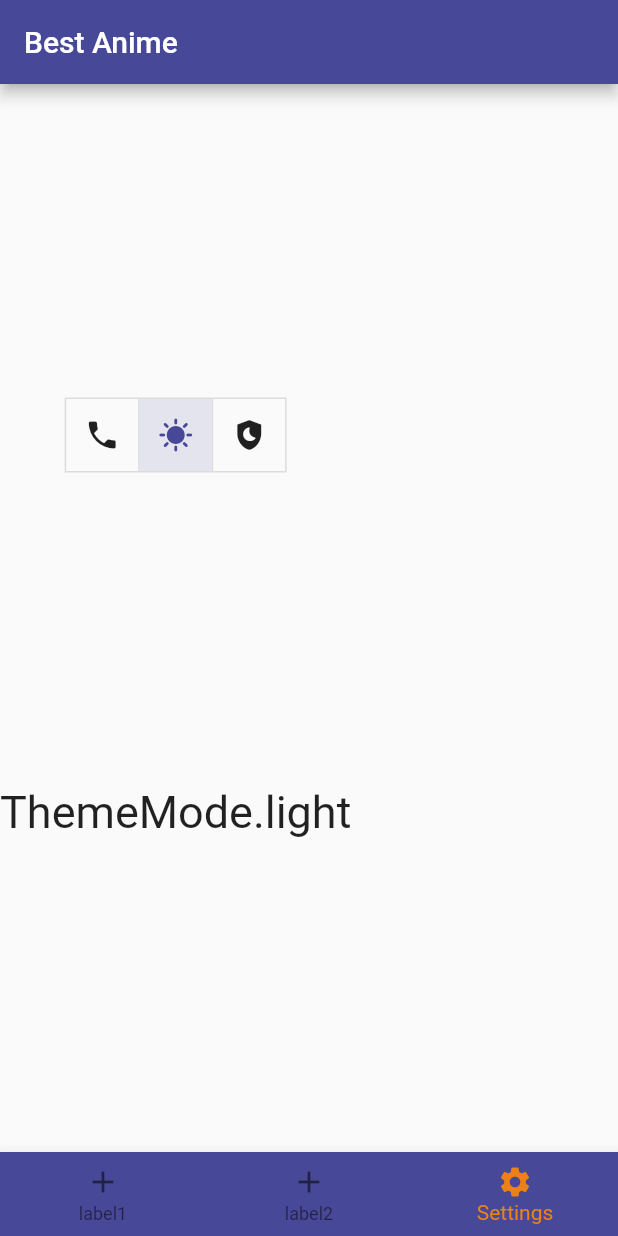
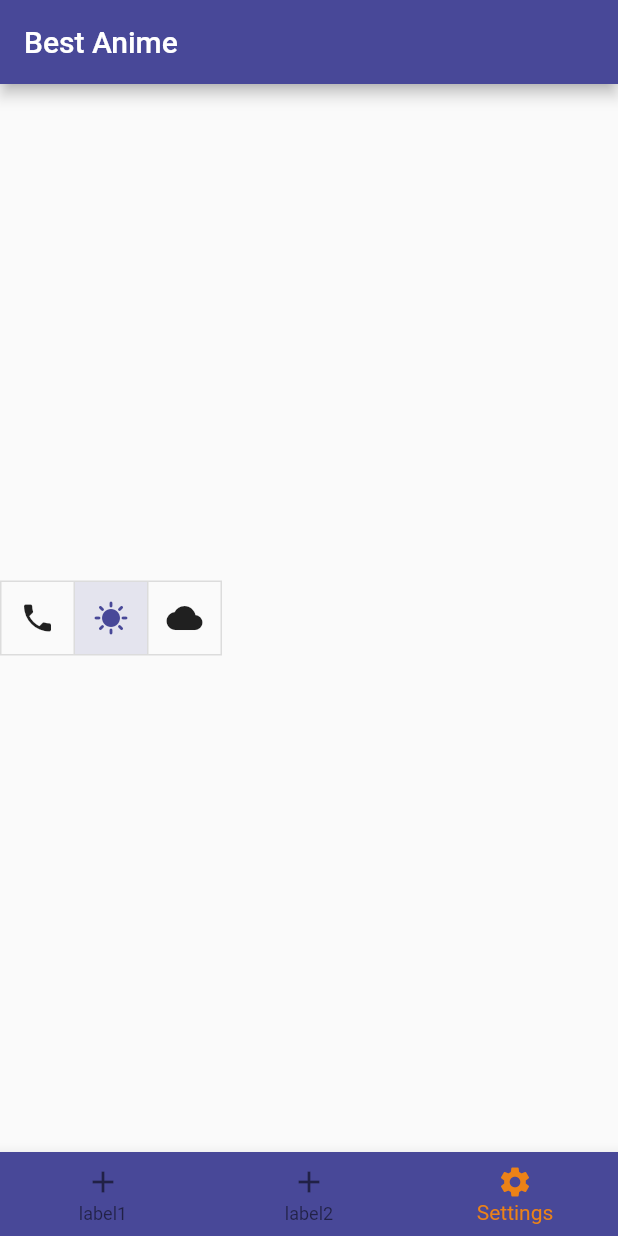
Before and after one commit to NataliyaKoval/anime_new, a Flutter app: the screen it shows after launch, item 3 of the bottom bar chosen, after a tap on the "sunny" icon, on a phone screen of 412 x 824 dp. Run offline on Flutter 3.47's test engine with Material 2 defaults, Android fonts, the phone set to English and light mode, and no system bars; our stand-ins replace shared_preferences; missing offline and left inert: enum_to_string.

Commit message:
refactoring: move AppPreferences to a separated file, change 'theme' to 'themeMode'

```diff
--- /dev/null
+++ b/lib/database/app_preferences.dart
@@ -0,0 +1,22 @@
+import 'package:enum_to_string/enum_to_string.dart';
+import 'package:flutter/material.dart';
+import 'package:provider/provider.dart';
+import 'package:shared_preferences/shared_preferences.dart';
+
+import '../providers/theme_provider.dart';
+
+class AppPreferences {
+  Future<void> setThemeMode(int index, BuildContext context) async {
+    ThemeMode themeMode = index == 0 ? ThemeMode.system : (index == 1 ? ThemeMode.light : ThemeMode.dark);
+    SharedPreferences prefs = await SharedPreferences.getInstance();
+    String themeModeString = EnumToString.convertToString(themeMode);
+    prefs.setString("theme", themeModeString);
+    context.read<ThemeProvider>().themeMode = themeMode;
+  }
+
+  Future<void> syncThemeMode(BuildContext context) async {
+    SharedPreferences prefs = await SharedPreferences.getInstance();
+    context.read<ThemeProvider>().themeMode = EnumToString.fromString(
+        ThemeMode.values, prefs.getString("theme") ?? "system")!;
+  }
+}
--- a/lib/main.dart
+++ b/lib/main.dart
@@ -3,14 +3,13 @@ import 'package:anime_new/screens/home.dart';
 import 'package:anime_new/themes/theme_data.dart';
 import 'package:flutter/material.dart';
 import 'package:provider/provider.dart';
-import 'package:shared_preferences/shared_preferences.dart';
+
+import 'database/app_preferences.dart';
 
 void main() {
-  runApp(MultiProvider(
-      providers: [
-        ChangeNotifierProvider<ThemeProvider>(create: (_) => ThemeProvider()),
-      ],
-      child: const MyApp()));
+  runApp(MultiProvider(providers: [
+    ChangeNotifierProvider<ThemeProvider>(create: (_) => ThemeProvider()),
+  ], child: const MyApp()));
 }
 
 class MyApp extends StatefulWidget {
@@ -19,28 +18,24 @@ class MyApp extends StatefulWidget {
   @override
   State<MyApp> createState() => _MyAppState();
 
-  static _MyAppState of(BuildContext context) =>
-      context.findAncestorStateOfType<_MyAppState>()!;
+  // static _MyAppState of(BuildContext context) =>
+  //     context.findAncestorStateOfType<_MyAppState>()!;
 }
 
 class _MyAppState extends State<MyApp> {
-
   @override
   Widget build(BuildContext context) {
+    AppPreferences appPreferences = AppPreferences();
+
     return MaterialApp(
       title: 'Anime',
       theme: AppTheme().lightTheme,
       darkTheme: AppTheme().darkTheme,
-      themeMode: context.watch<ThemeProvider>().getTheme(),
+      themeMode: context.watch<ThemeProvider>().themeMode,
       home: FutureBuilder(
-        future: _syncTheme(context),
+        future: appPreferences.syncThemeMode(context),
         builder: (context, snapshot) => const Home(),
       ),
     );
   }
-
-  Future<void> _syncTheme(BuildContext context) async {
-    SharedPreferences _prefs = await SharedPreferences.getInstance();
-    context.read<ThemeProvider>().theme = _prefs.getString("theme") ?? "system";
-  }
 }
--- a/lib/providers/theme_provider.dart
+++ b/lib/providers/theme_provider.dart
@@ -1,23 +1,12 @@
 import 'package:flutter/material.dart';
 
 class ThemeProvider extends ChangeNotifier {
-  String _theme = 'system';
+  ThemeMode _themeMode = ThemeMode.system;
 
-  String get theme => _theme;
+  ThemeMode get themeMode => _themeMode;
 
-  set theme(String value) {
-    _theme = value;
+  set themeMode(ThemeMode value) {
+    _themeMode = value;
     notifyListeners();
   }
-
-  ThemeMode getTheme() {
-    switch (_theme) {
-      case "light":
-        return ThemeMode.light;
-      case "dark":
-        return ThemeMode.dark;
-      default:
-        return ThemeMode.system;
-    }
-  }
 }
--- a/lib/screens/home.dart
+++ b/lib/screens/home.dart
@@ -1,10 +1,5 @@
 import 'package:anime_new/screens/settings_screen.dart';
 import 'package:flutter/material.dart';
-import 'package:provider/provider.dart';
-import 'package:shared_preferences/shared_preferences.dart';
-import '../main.dart';
-import '../providers/theme_provider.dart';
-import '../widgets/settings_drawer.dart';
 
 class Home extends StatefulWidget {
   const Home({Key? key}) : super(key: key);
@@ -19,7 +14,7 @@ class _HomeState extends State<Home> {
   static final List<Widget> _widgetOptions = <Widget>[
     Container(color: Colors.redAccent,),
     Container(color: Colors.blueAccent,),
-    SettingsScreen(),
+    const SettingsScreen(),
   ];
 
   @override
--- a/lib/screens/settings_screen.dart
+++ b/lib/screens/settings_screen.dart
@@ -1,7 +1,7 @@
 import 'package:flutter/material.dart';
 import 'package:provider/provider.dart';
-import 'package:shared_preferences/shared_preferences.dart';
 
+import '../database/app_preferences.dart';
 import '../providers/theme_provider.dart';
 
 class SettingsScreen extends StatefulWidget {
@@ -14,57 +14,28 @@ class SettingsScreen extends StatefulWidget {
 class _SettingsScreenState extends State<SettingsScreen> {
   @override
   Widget build(BuildContext context) {
-    ThemeProvider _themeWatcher = context.watch<ThemeProvider>();
+    ThemeProvider themeWatcher = context.watch<ThemeProvider>();
+    AppPreferences appPreferences = AppPreferences();
 
     return Container(
       child: Column(
         mainAxisAlignment: MainAxisAlignment.spaceEvenly,
         children: [
-          // IconButton(
-          //   onPressed: () {
-          //     _themeWatcher.theme == "light";
-          //   },
-          //   icon: const Icon(
-          //     Icons.sunny,
-          //     size: 50,
-          //   ),
-          // ),
-          // IconButton(
-          //   onPressed: () {
-          //     _themeWatcher.theme == "dark";
-          //   },
-          //   icon: const Icon(
-          //     Icons.cloud,
-          //     size: 50,
-          //   ),
-          // ),
           ToggleButtons(
+            isSelected: [
+              themeWatcher.themeMode == ThemeMode.system,
+              themeWatcher.themeMode == ThemeMode.light,
+              themeWatcher.themeMode == ThemeMode.dark,
+            ],
+            onPressed: (index) async => await appPreferences.setThemeMode(index, context),
             children: const [
               Icon(Icons.phone),
               Icon(Icons.sunny),
-              Icon(Icons.shield_moon),
+              Icon(Icons.cloud),
             ],
-            isSelected: [
-              _themeWatcher.theme == "system",
-              _themeWatcher.theme == "light",
-              _themeWatcher.theme == "dark",
-            ],
-            onPressed: (index) async => await _setTheme(index, context),
-          ),
-          Text(
-            _themeWatcher.getTheme().toString(),
-            style: const TextStyle(fontSize: 30.0),
-            textAlign: TextAlign.center,
           ),
         ],
       ),
     );
   }
-
-  Future<void> _setTheme(int index, BuildContext context) async {
-    String _theme = index == 0 ? "system" : (index == 1 ? "light" : "dark");
-    SharedPreferences _prefs = await SharedPreferences.getInstance();
-    _prefs.setString("theme", _theme);
-    context.read<ThemeProvider>().theme = _theme;
-  }
 }
--- a/pubspec.yaml
+++ b/pubspec.yaml
@@ -33,6 +33,7 @@ dependencies:
     sdk: flutter
   shared_preferences: ^2.0.15
   provider: ^6.0.3
+  enum_to_string: ^2.0.1
 
   # The following adds the Cupertino Icons font to your application.
   # Use with the CupertinoIcons class for iOS style icons.
```
Also changed, not shown: pubspec.lock.
